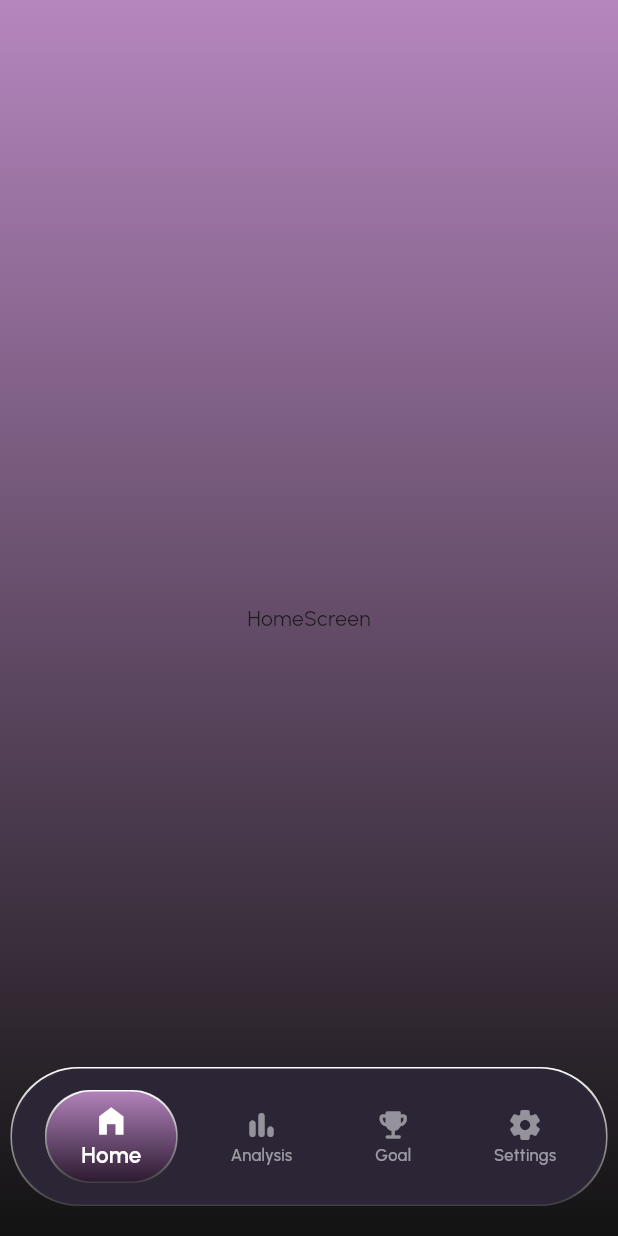
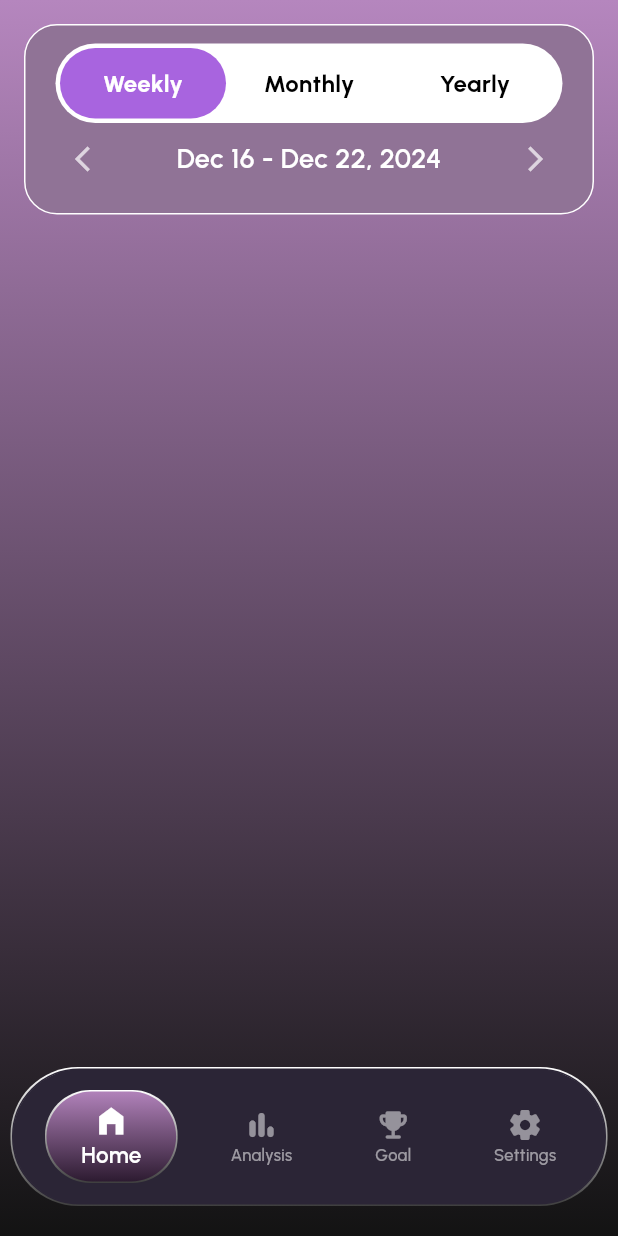
Before and after one commit to faiquefaizal/SipnudgeTechnologies_machine_task, a Flutter app: the screen it shows after launch, on a phone screen of 412 x 824 dp. Run offline on Flutter 3.47's test engine with Material 3 defaults, Android fonts, the phone set to English and light mode, and no system bars; our stand-ins replace bloc, flutter_bloc, google_fonts.

Commit message:
feat: implement AnalysisHeader with Cubit state management and custom TabIte

```diff
--- a/lib/core/theme/app_colors.dart
+++ b/lib/core/theme/app_colors.dart
@@ -1,7 +1,7 @@
 import 'package:flutter/material.dart';
 
 class AppColors {
-  static const Color primaryColor = Color.fromRGBO(146, 116, 152, 1);
+  static const Color primaryColor = Color.fromRGBO(168, 100, 223, 1);
   static const Color bgGradientTop = Color.fromRGBO(181, 134, 190, 1.0);
   static const Color bgGradientBottom = Color.fromRGBO(19, 19, 19, 1);
   static const Color navColor = Color.fromRGBO(43, 37, 54, 1);
@@ -11,4 +11,7 @@ class AppColors {
   static const Color navBorderGradientBottom = Color.fromRGBO(63, 63, 63, 1);
 
   static const Color inactivecolor = Color.fromRGBO(255, 255, 255, 0.5);
+  static const Color analysisBg = Color.fromRGBO(144, 115, 150, 1);
+
+  static const Color arrowColor = Colors.white70;
 }
--- a/lib/core/theme/app_typography.dart
+++ b/lib/core/theme/app_typography.dart
@@ -1,5 +1,6 @@
 import 'package:flutter/material.dart';
 import 'package:google_fonts/google_fonts.dart';
+import 'package:sipnudge_machine_task/core/theme/app_colors.dart';
 
 class AppTypography {
   // The base font configuration
@@ -21,10 +22,19 @@ class AppTypography {
     Colors.white54,
   );
 
-  // Chart Titles
-  static TextStyle sectionHeader = _baseUrbanist(
+  // Analysis Header: Tab Text
+  static TextStyle tabText(bool isSelected) {
+    return _baseUrbanist(
+      16,
+      FontWeight.w700,
+      isSelected ? Colors.white : Colors.black,
+    );
+  }
+
+  // Analysis Header: Date Range
+  static TextStyle dateRangeHeader = _baseUrbanist(
     18,
-    FontWeight.w700,
+    FontWeight.w600,
     Colors.white,
   );
 }
--- /dev/null
+++ b/lib/cubit/analysis_cubic/cubit/analysis_cubit.dart
@@ -0,0 +1,25 @@
+import 'package:flutter_bloc/flutter_bloc.dart';
+import 'package:sipnudge_machine_task/cubit/analysis_cubic/cubit/analysis_state.dart';
+
+class AnalysisCubit extends Cubit<AnalysisState> {
+  AnalysisCubit()
+    : super(
+        AnalysisState(
+          selectedInterval: "Weekly",
+          dateLabel: "Dec 16 - Dec 22, 2024",
+        ),
+      );
+
+  void updateInterval(String interval) {
+    emit(state.copyWith(selectedInterval: interval));
+  }
+
+  void nextDate() {
+    // Logic to calculate next date would go here
+    emit(state.copyWith(dateLabel: "Dec 23 - Dec 29, 2024"));
+  }
+
+  void previousDate() {
+    emit(state.copyWith(dateLabel: "Dec 09 - Dec 15, 2024"));
+  }
+}
--- /dev/null
+++ b/lib/cubit/analysis_cubic/cubit/analysis_state.dart
@@ -0,0 +1,13 @@
+class AnalysisState {
+  final String selectedInterval;
+  final String dateLabel;
+
+  AnalysisState({required this.selectedInterval, required this.dateLabel});
+
+  AnalysisState copyWith({String? selectedInterval, String? dateLabel}) {
+    return AnalysisState(
+      selectedInterval: selectedInterval ?? this.selectedInterval,
+      dateLabel: dateLabel ?? this.dateLabel,
+    );
+  }
+}
--- a/lib/screens/home_screen.dart
+++ b/lib/screens/home_screen.dart
@@ -1,11 +1,29 @@
 import 'package:flutter/material.dart';
+import 'package:flutter_bloc/flutter_bloc.dart';
+import 'package:sipnudge_machine_task/core/theme/app_colors.dart';
+import 'package:sipnudge_machine_task/cubit/analysis_cubic/cubit/analysis_cubit.dart';
 import 'package:sipnudge_machine_task/widgets/custem_scaffold.dart';
+import 'package:sipnudge_machine_task/widgets/analysis_header.dart';
 
 class HomeScreen extends StatelessWidget {
   const HomeScreen({super.key});
 
   @override
   Widget build(BuildContext context) {
-    return const CustemScaffold(body: Center(child: Text("HomeScreen")));
+    return CustemScaffold(
+      body: SafeArea(
+        child: Padding(
+          padding: EdgeInsetsGeometry.all(16),
+          child: Column(
+            children: [
+              BlocProvider(
+                create: (context) => AnalysisCubit(),
+                child: AnalysisHeader(),
+              ),
+            ],
+          ),
+        ),
+      ),
+    );
   }
 }
--- /dev/null
+++ b/lib/widgets/analysis_header.dart
@@ -0,0 +1,87 @@
+import 'package:flutter/material.dart';
+import 'package:flutter_bloc/flutter_bloc.dart';
+import 'package:sipnudge_machine_task/core/theme/app_colors.dart';
+import 'package:sipnudge_machine_task/core/theme/app_typography.dart';
+import 'package:sipnudge_machine_task/cubit/analysis_cubic/cubit/analysis_cubit.dart';
+import 'package:sipnudge_machine_task/cubit/analysis_cubic/cubit/analysis_state.dart';
+import 'analysis_tab_item.dart';
+
+class AnalysisHeader extends StatelessWidget {
+  const AnalysisHeader({super.key});
+
+  final List<String> _tabs = const ["Weekly", "Monthly", "Yearly"];
+
+  @override
+  Widget build(BuildContext context) {
+    return BlocBuilder<AnalysisCubit, AnalysisState>(
+      builder: (context, state) {
+        final cubit = context.read<AnalysisCubit>();
+
+        return Container(
+          padding: const EdgeInsets.symmetric(vertical: 12, horizontal: 20),
+          decoration: BoxDecoration(
+            color: AppColors.analysisBg,
+            borderRadius: BorderRadius.circular(22),
+            border: Border.all(color: Colors.white),
+          ),
+          child: Column(
+            children: [
+              Container(
+                padding: const EdgeInsets.all(3),
+                decoration: BoxDecoration(
+                  color: Colors.white,
+                  borderRadius: BorderRadius.circular(30),
+                ),
+                child: Row(
+                  children: _tabs.map((tab) {
+                    return AnalysisTabItem(
+                      label: tab,
+                      isSelected: state.selectedInterval == tab,
+                      onTap: () => cubit.updateInterval(tab),
+                    );
+                  }).toList(),
+                ),
+              ),
+
+              Row(
+                children: [
+                  Expanded(
+                    child: IconButton(
+                      alignment: Alignment.centerLeft,
+                      onPressed: () => cubit.previousDate(),
+                      icon: const Icon(
+                        Icons.arrow_back_ios_new,
+                        color: AppColors.arrowColor,
+                        size: 20,
+                      ),
+                    ),
+                  ),
+                  Expanded(
+                    flex: 4,
+                    child: Center(
+                      child: Text(
+                        state.dateLabel,
+                        style: AppTypography.dateRangeHeader,
+                      ),
+                    ),
+                  ),
+                  Expanded(
+                    child: IconButton(
+                      alignment: Alignment.centerRight,
+                      onPressed: () => cubit.nextDate(),
+                      icon: const Icon(
+                        Icons.arrow_forward_ios,
+                        color: AppColors.arrowColor,
+                        size: 20,
+                      ),
+                    ),
+                  ),
+                ],
+              ),
+            ],
+          ),
+        );
+      },
+    );
+  }
+}
--- /dev/null
+++ b/lib/widgets/analysis_tab_item.dart
@@ -0,0 +1,36 @@
+import 'package:flutter/material.dart';
+import 'package:sipnudge_machine_task/core/theme/app_colors.dart';
+import 'package:sipnudge_machine_task/core/theme/app_typography.dart';
+
+class AnalysisTabItem extends StatelessWidget {
+  final String label;
+  final bool isSelected;
+  final VoidCallback onTap;
+
+  const AnalysisTabItem({
+    super.key,
+    required this.label,
+    required this.isSelected,
+    required this.onTap,
+  });
+
+  @override
+  Widget build(BuildContext context) {
+    return Expanded(
+      child: GestureDetector(
+        onTap: onTap,
+        child: AnimatedContainer(
+          duration: const Duration(milliseconds: 200),
+          padding: const EdgeInsets.symmetric(vertical: 12),
+          decoration: BoxDecoration(
+            color: isSelected ? AppColors.primaryColor : Colors.transparent,
+            borderRadius: BorderRadius.circular(30),
+          ),
+          child: Center(
+            child: Text(label, style: AppTypography.tabText(isSelected)),
+          ),
+        ),
+      ),
+    );
+  }
+}
--- a/lib/widgets/selected_nav.dart
+++ b/lib/widgets/selected_nav.dart
@@ -13,7 +13,8 @@ class SelectedNav extends StatelessWidget {
     return NavBorder(
       margin: EdgeInsets.symmetric(horizontal: 4),
       borderRadius: BorderRadius.circular(30),
-      child: Container(
+      child: AnimatedContainer(
+        duration: const Duration(milliseconds: 200),
         margin: EdgeInsets.all(1),
         height: 60,
         padding: EdgeInsets.symmetric(horizontal: 23),
```
